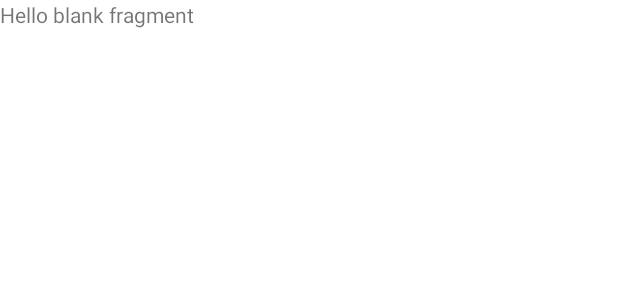
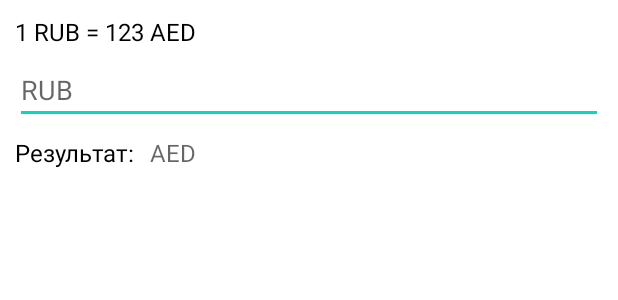
Before and after one commit to NickolayMamonov/ExchangeRates, an Android app: the layout fragment_conversion.xml on its own in the app's theme, with its tools: preview values and no code run, on a phone screen of 412 x 824 dp. Shown: the top 300 px of the screen. Run offline under Robolectric (Android 15) with nearby library versions, the phone set to English and light mode, and no system bars.

Commit message:
add ConversionFragment and data transfer from MainFragment

```diff
--- a/app/build.gradle
+++ b/app/build.gradle
@@ -1,6 +1,7 @@
 plugins {
     id 'com.android.application'
     id 'org.jetbrains.kotlin.android'
+    id 'androidx.navigation.safeargs.kotlin'
 }
 
 android {
--- a/app/src/main/java/com/whysoezzy/exchangerates/data/model/Rates.kt
+++ b/app/src/main/java/com/whysoezzy/exchangerates/data/model/Rates.kt
@@ -3,6 +3,6 @@ package com.whysoezzy.exchangerates.data.model
 
 data class Rates(
     val id: String,
-    val charCode : String,
+    val charCode: String,
     val value: Double
 )
--- a/app/src/main/java/com/whysoezzy/exchangerates/data/model/ServerResponse.kt
+++ b/app/src/main/java/com/whysoezzy/exchangerates/data/model/ServerResponse.kt
@@ -1,6 +1,6 @@
 package com.whysoezzy.exchangerates.data.model
 
-import java.util.Date
+import java.util.*
 
 data class ServerResponse(
     val date: Date,
--- a/app/src/main/java/com/whysoezzy/exchangerates/data/model/ServerResponseDto.kt
+++ b/app/src/main/java/com/whysoezzy/exchangerates/data/model/ServerResponseDto.kt
@@ -1,7 +1,7 @@
 package com.whysoezzy.exchangerates.data.model
 
 import com.google.gson.annotations.SerializedName
-import java.util.Date
+import java.util.*
 
 data class ServerResponseDto(
     @SerializedName("Date")
--- a/app/src/main/java/com/whysoezzy/exchangerates/view/main/MainAdapter.kt
+++ b/app/src/main/java/com/whysoezzy/exchangerates/view/main/MainAdapter.kt
@@ -10,7 +10,7 @@ import com.whysoezzy.exchangerates.data.model.Rates
 
 class MainAdapter(
     private var mList: List<Rates>,
-    private val mItemClickListener: (String) -> Unit
+    private val mItemClickListener: (charCode: String, value: String) -> Unit
 ) : RecyclerView.Adapter<MainAdapter.ViewHolder>() {
 
 
@@ -22,11 +22,12 @@ class MainAdapter(
     }
 
     override fun onBindViewHolder(holder: ViewHolder, position: Int) {
+        holder.setIsRecyclable(false)
         val currency = mList[position]
         holder.currency.text = currency.charCode
         holder.coefficient.text = currency.value.toString()
         holder.itemView.setOnClickListener {
-            mList[position].id.let { id -> mItemClickListener(id) }
+            mItemClickListener.invoke(mList[position].charCode, mList[position].value.toString())
         }
     }
 
--- a/app/src/main/res/layout/fragment_conversion.xml
+++ b/app/src/main/res/layout/fragment_conversion.xml
@@ -1,14 +1,61 @@
 <?xml version="1.0" encoding="utf-8"?>
-<FrameLayout xmlns:android="http://schemas.android.com/apk/res/android"
+<androidx.constraintlayout.widget.ConstraintLayout xmlns:android="http://schemas.android.com/apk/res/android"
+    xmlns:app="http://schemas.android.com/apk/res-auto"
     xmlns:tools="http://schemas.android.com/tools"
     android:layout_width="match_parent"
     android:layout_height="match_parent"
     tools:context=".view.conversion.ConversionFragment">
 
-    <!-- TODO: Update blank fragment layout -->
     <TextView
+        android:id="@+id/conversion_text"
+        android:layout_width="wrap_content"
+        android:layout_height="wrap_content"
+        android:layout_marginStart="10dp"
+        android:layout_marginTop="10dp"
+        android:fontFamily="@font/roboto"
+        android:text="1 RUB = 123 AED"
+        android:textColor="@color/black"
+        android:textSize="16sp"
+        app:layout_constraintStart_toStartOf="parent"
+        app:layout_constraintTop_toTopOf="parent" />
+
+    <EditText
+        android:id="@+id/conversion_rub"
         android:layout_width="match_parent"
-        android:layout_height="match_parent"
-        android:text="@string/hello_blank_fragment" />
+        android:layout_height="wrap_content"
+        android:layout_marginHorizontal="10dp"
+        android:layout_marginVertical="5dp"
+        android:hint="RUB"
+        android:importantForAutofill="no"
+        android:inputType="numberDecimal"
+        app:layout_constraintTop_toBottomOf="@+id/conversion_text" />
 
-</FrameLayout>
+    <TextView
+        android:id="@+id/res_text"
+        android:layout_width="wrap_content"
+        android:layout_height="wrap_content"
+        android:layout_marginStart="10dp"
+        android:layout_marginTop="8dp"
+        android:fontFamily="@font/roboto"
+        android:text="Результат:"
+        android:textColor="@color/black"
+        android:textSize="16sp"
+        app:layout_constraintStart_toStartOf="parent"
+        app:layout_constraintTop_toBottomOf="@id/conversion_rub" />
+
+    <TextView
+        android:id="@+id/conversion_valute"
+        android:layout_width="wrap_content"
+        android:layout_height="wrap_content"
+        android:layout_marginHorizontal="10dp"
+        android:layout_marginVertical="8dp"
+        android:fontFamily="@font/roboto"
+        android:hint="AED"
+        android:importantForAutofill="no"
+        android:inputType="text"
+        android:textColor="@color/black"
+        android:textSize="16sp"
+        app:layout_constraintStart_toEndOf="@+id/res_text"
+        app:layout_constraintTop_toBottomOf="@+id/conversion_rub" />
+
+</androidx.constraintlayout.widget.ConstraintLayout>
--- a/build.gradle
+++ b/build.gradle
@@ -3,4 +3,5 @@ plugins {
     id 'com.android.application' version '7.4.1' apply false
     id 'com.android.library' version '7.4.1' apply false
     id 'org.jetbrains.kotlin.android' version '1.8.0' apply false
+    id 'androidx.navigation.safeargs.kotlin' version '2.5.1' apply false
 }
```
Also changed, not shown: app/src/main/java/com/whysoezzy/exchangerates/view/conversion/ConversionFragment.kt (+42 -4 lines), app/src/main/java/com/whysoezzy/exchangerates/view/conversion/ConversionScreenState.kt (deleted, +0 -9 lines), app/src/main/java/com/whysoezzy/exchangerates/view/main/MainFragment.kt (+6 -3 lines), app/src/main/res/navigation/nav_graph.xml (+16 -3 lines).
